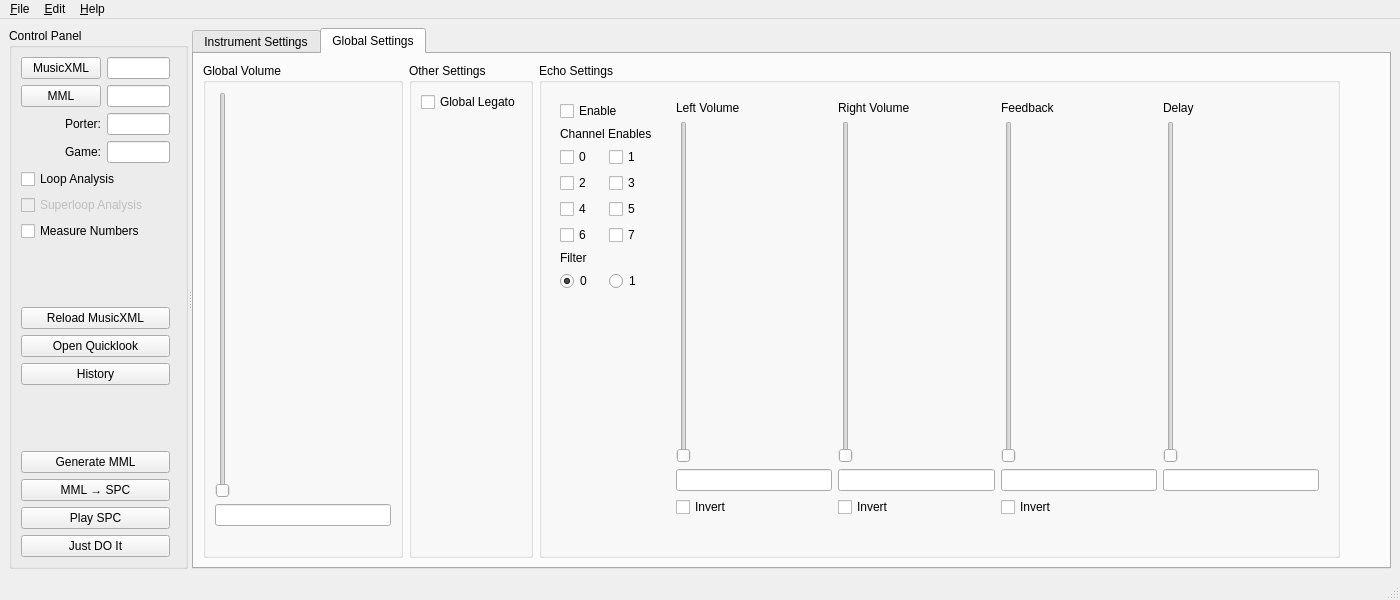
Above: smw_music/data/dashboard.ui from com-posers-pit/smw_music before the change. Below: the same form after it.
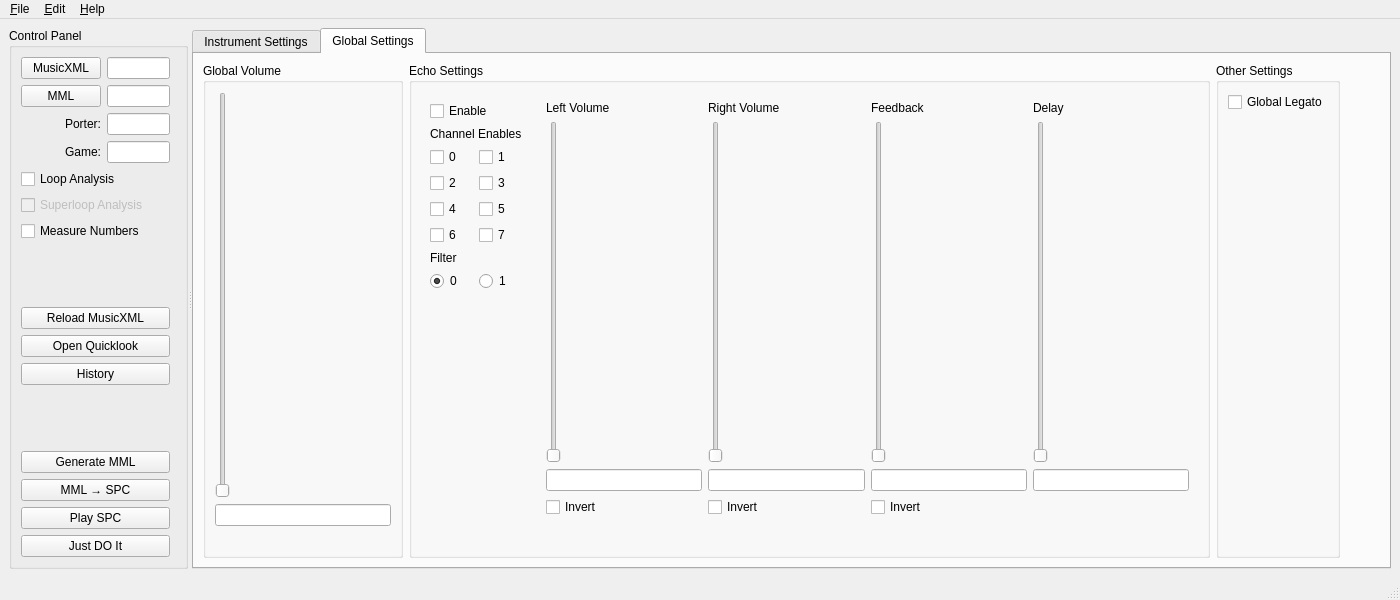
That is the form after the change. The open tabs and pages were chosen to show the change.

Commit message:
Hide "other settings" behind the advanced options
Re #140

Now playing:
Nemesis by Mitch Murder

What changed in the file:
```diff
--- a/smw_music/data/dashboard.ui
+++ b/smw_music/data/dashboard.ui
@@ -1646,7 +1646,7 @@
         <attribute name="title">
          <string>Global Settings</string>
         </attribute>
-        <layout class="QHBoxLayout" name="horizontalLayout_7" stretch="1,0,4,0">
+        <layout class="QHBoxLayout" name="horizontalLayout_7" stretch="1,4,0,0">
          <item>
           <widget class="QGroupBox" name="global_volume_box">
            <property name="title">
@@ -1679,35 +1679,6 @@
            </layout>
           </widget>
          </item>
-         <item>
-          <widget class="QGroupBox" name="groupBox">
-           <property name="title">
-            <string>Other Settings</string>
-           </property>
-           <layout class="QVBoxLayout" name="verticalLayout_7">
-            <item>
-             <widget class="QCheckBox" name="global_legato">
-              <property name="text">
-               <string>Global Legato</string>
-              </property>
-             </widget>
-            </item>
-            <item>
-             <spacer name="verticalSpacer">
-              <property name="orientation">
-               <enum>Qt::Vertical</enum>
-              </property>
-              <property name="sizeHint" stdset="0">
-               <size>
-                <width>20</width>
-                <height>40</height>
-               </size>
-              </property>
-             </spacer>
-            </item>
-           </layout>
-          </widget>
-         </item>
          <item>
           <widget class="QGroupBox" name="echo_settings_box">
            <property name="title">
@@ -1983,6 +1954,35 @@
            </layout>
           </widget>
          </item>
+         <item>
+          <widget class="QGroupBox" name="other_settings_box">
+           <property name="title">
+            <string>Other Settings</string>
+           </property>
+           <layout class="QVBoxLayout" name="verticalLayout_7">
+            <item>
+             <widget class="QCheckBox" name="global_legato">
+              <property name="text">
+               <string>Global Legato</string>
+              </property>
+             </widget>
+            </item>
+            <item>
+             <spacer name="verticalSpacer">
+              <property name="orientation">
+               <enum>Qt::Vertical</enum>
+              </property>
+              <property name="sizeHint" stdset="0">
+               <size>
+                <width>20</width>
+                <height>40</height>
+               </size>
+              </property>
+             </spacer>
+            </item>
+           </layout>
+          </widget>
+         </item>
          <item>
           <spacer name="echo_settings_spacer">
            <property name="orientation">
```
The commit also changes 3 other files.
